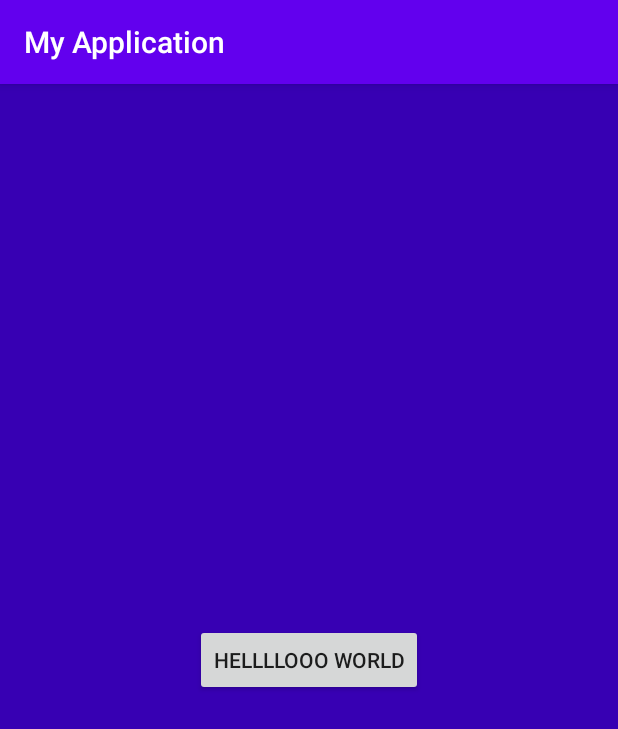
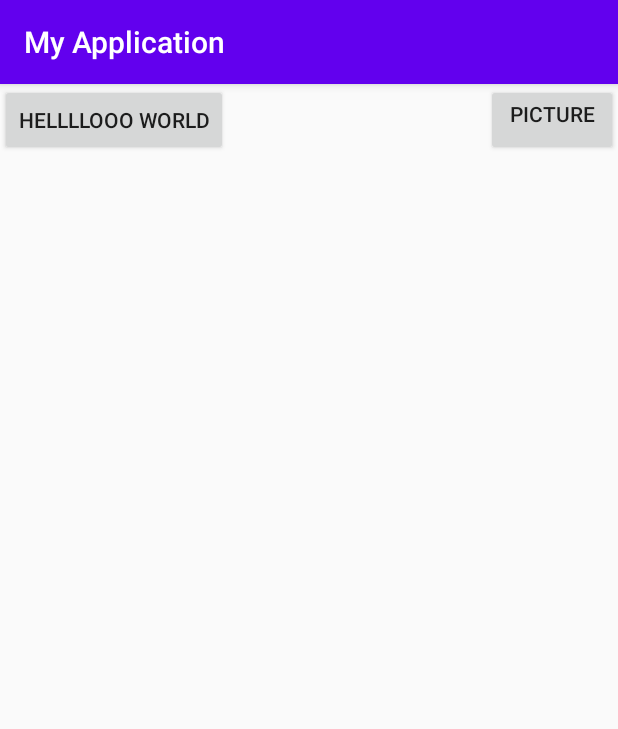
Before and after one commit to sQUARys/MelApp, an Android app: the screen it shows after launch (MainActivity), on a phone screen of 412 x 824 dp. Shown: the top 729 px of the screen. Run offline under Robolectric (Android 15) with nearby library versions, the phone set to English and light mode, and no system bars; libraries missing offline, so code that uses them is left out: org.apache.commons.

Commit message:
Add a camera bitmap and we also have a photo. But not send it

```diff
--- a/MyApplication/app/src/main/java/com/example/myapplication/MainActivity.java
+++ b/MyApplication/app/src/main/java/com/example/myapplication/MainActivity.java
@@ -1,13 +1,29 @@
 package com.example.myapplication;
 
+import androidx.annotation.Nullable;
 import androidx.appcompat.app.AppCompatActivity;
 import androidx.core.app.ActivityCompat;
 import androidx.fragment.app.Fragment;
 
 import android.Manifest;
 import android.app.Activity;
+import android.content.Intent;
 import android.content.pm.PackageManager;
+import android.graphics.Bitmap;
 import android.os.Bundle;
+import android.provider.MediaStore;
+import android.view.View;
+import android.widget.Button;
+import android.widget.ImageView;
+import android.widget.TextView;
+
+import org.apache.commons.net.ftp.FTP;
+import org.apache.commons.net.ftp.FTPClient;
+
+import java.io.File;
+import java.io.FileInputStream;
+import java.io.IOException;
+import java.io.InputStream;
 
 public class MainActivity extends AppCompatActivity {
 
@@ -17,16 +33,58 @@ public class MainActivity extends AppCompatActivity {
             Manifest.permission.WRITE_EXTERNAL_STORAGE
     };
 
+    public String filename;
+    public String path_to_file;
+    public ImageView camera;
+    public Button btn;
+    public TextView tv;
+
     @Override
     protected void onCreate(Bundle savedInstanceState) {
         super.onCreate(savedInstanceState);
         setContentView(R.layout.activity_main);
         verifyStoragePermissions(this);
-        Fragment selected = new MainFragment();
-        getSupportFragmentManager().beginTransaction().replace(R.id.container,
-                selected).commit();
+//        Fragment selected = new MainFragment();
+//        getSupportFragmentManager().beginTransaction().replace(R.id.container,
+//                selected).commit();
+
+        camera = findViewById(R.id.imageview);
+        btn = findViewById(R.id.btn);
+        tv =  findViewById(R.id.tv);
     }
 
+    @Override
+    protected void onResume() {
+        super.onResume();
+
+        btn.setOnClickListener(new View.OnClickListener() {
+            @Override
+            public void onClick(View v) {
+                new Thread(new Runnable() {
+                    @Override
+                    public void run() {
+                        send_data_to_server();
+                    }
+                }).start();
+
+            }
+        });
+    }
+
+    public void takePicture(View view){
+        Intent imageIntent = new Intent(MediaStore.ACTION_IMAGE_CAPTURE);
+        if(imageIntent.resolveActivity(getPackageManager()) != null){
+            startActivityForResult(imageIntent,0);
+        }
+    }
+
+    @Override
+    protected void onActivityResult(int requestCode, int resultCode, @Nullable Intent data) {
+        super.onActivityResult(requestCode, resultCode, data);
+        Bundle extras = data.getExtras();
+        Bitmap imageBitmap = (Bitmap) extras.get("data");
+        camera.setImageBitmap(imageBitmap);
+    }
 
     public static void verifyStoragePermissions(Activity activity) {
         //Permission for getting a file
@@ -40,4 +98,50 @@ public class MainActivity extends AppCompatActivity {
             );
         }
     }
+
+    public void send_data_to_server(){
+        String user = "user";
+        String pass = "12345";
+
+        filename = "AUG_0_11.jpeg";
+        path_to_file = "/storage/emulated/0/Download/AUG_0_11.jpeg";
+
+        FTPClient ftpClient = new FTPClient();
+        try {
+
+            ftpClient.connect("192.168.1.104");
+            ftpClient.login(user, pass);
+            ftpClient.enterLocalPassiveMode();
+
+            ftpClient.setFileType(FTP.BINARY_FILE_TYPE);
+
+            File firstLocalFile = new File(path_to_file);
+
+            InputStream inputStream = new FileInputStream(firstLocalFile);
+
+            boolean done = ftpClient.storeFile(filename, inputStream);
+            inputStream.close();
+            if (done) {
+                System.out.println("The first file is uploaded successfully.");
+            }
+            inputStream.close();
+
+        } catch (IOException ex) {
+            System.out.println("Error: " + ex.getMessage());
+            ex.printStackTrace();
+
+        } finally {
+
+            try {
+                if (ftpClient.isConnected()) {
+                    ftpClient.logout();
+                    ftpClient.disconnect();
+                }
+
+            } catch (IOException ex) {
+                ex.printStackTrace();
+            }
+        }
+    }
+
 }
--- a/MyApplication/app/src/main/java/com/example/myapplication/MainFragment.java
+++ b/MyApplication/app/src/main/java/com/example/myapplication/MainFragment.java
@@ -55,6 +55,7 @@ public class MainFragment extends Fragment{
         });
     }
 
+
     public void send_data_to_server(){
         String user = "user";
         String pass = "12345";
@@ -97,7 +98,7 @@ public class MainFragment extends Fragment{
             } catch (IOException ex) {
                 ex.printStackTrace();
             }
-
         }
     }
+
 }
--- a/MyApplication/app/src/main/res/layout/activity_main.xml
+++ b/MyApplication/app/src/main/res/layout/activity_main.xml
@@ -6,6 +6,36 @@
     android:layout_width="match_parent"
     android:layout_height="match_parent"
     tools:context=".MainActivity">
+    <Button
+        android:layout_width="wrap_content"
+        android:layout_height="wrap_content"
+        android:id="@+id/btn"
+        android:onClick="OnClick"
+        android:text="HELLLLOOO WORLD"></Button>
+
+    <TextView
+        android:layout_width="wrap_content"
+        android:layout_height="wrap_content"
+        android:id="@+id/tv"></TextView>
+    <Button
+        android:id="@+id/takepicture"
+        android:layout_width="wrap_content"
+        android:layout_height="wrap_content"
+        android:layout_alignParentEnd="true"
+        android:layout_alignParentRight="true"
+        android:layout_marginEnd="0dp"
+        android:layout_marginRight="0dp"
+        android:gravity="center_horizontal"
+        android:onClick="takePicture"
+        android:text="PICTURE"
+        android:textAlignment="center" />
+
+    <ImageView
+        android:layout_width="match_parent"
+        android:layout_height="match_parent"
+        android:id="@+id/imageview"
+        android:layout_below="@+id/btn"/>
+
     <FrameLayout
         android:id="@+id/container"
         android:layout_width="match_parent"
--- a/MyApplication/app/src/main/res/layout/main_window.xml
+++ b/MyApplication/app/src/main/res/layout/main_window.xml
@@ -9,7 +9,6 @@
         android:layout_height="wrap_content"
         android:id="@+id/btn"
         android:onClick="OnClick"
-        android:layout_centerInParent="true"
         android:text="HELLLLOOO WORLD"></Button>
 
     <TextView
```
